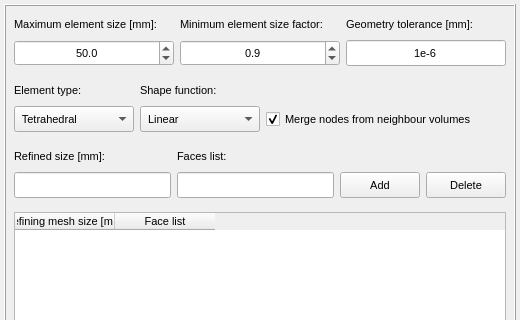
Before: the Qt Designer form vibra/interface/data/ui_files/mesh/mesher_setup.ui in MOPT-UFSC/VIBRA, drawn with Qt 5; both pictures show x 0 to 520 and y 0 to 320 of the 520 by 480 pixel window.
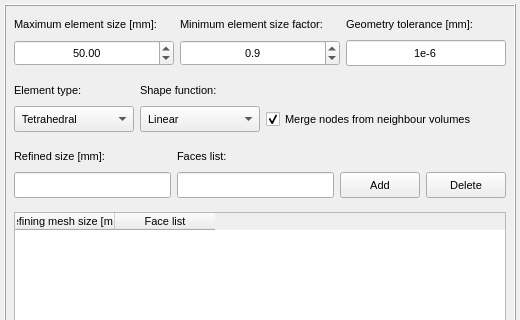
After: the same form once the commit is applied.

What changed in the file:
```diff
--- a/vibra/interface/data/ui_files/mesh/mesher_setup.ui
+++ b/vibra/interface/data/ui_files/mesh/mesher_setup.ui
@@ -115,10 +115,10 @@
             <set>Qt::AlignCenter</set>
            </property>
            <property name="decimals">
-            <number>1</number>
+            <number>2</number>
            </property>
            <property name="minimum">
-            <double>0.100000000000000</double>
+            <double>0.010000000000000</double>
            </property>
            <property name="maximum">
             <double>2000.000000000000000</double>
```
